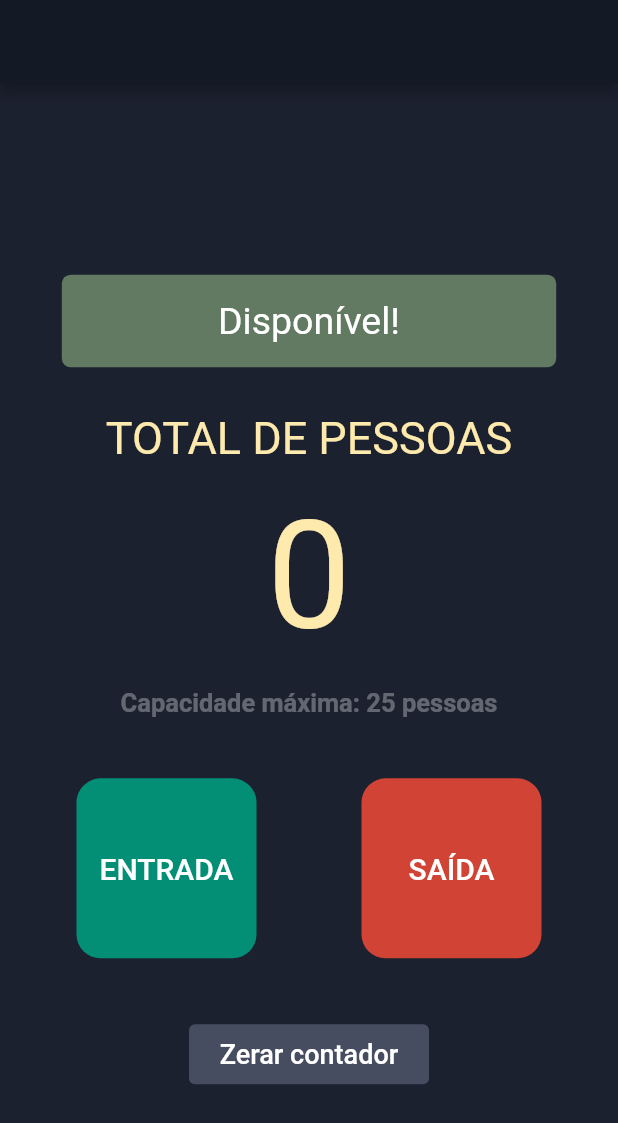
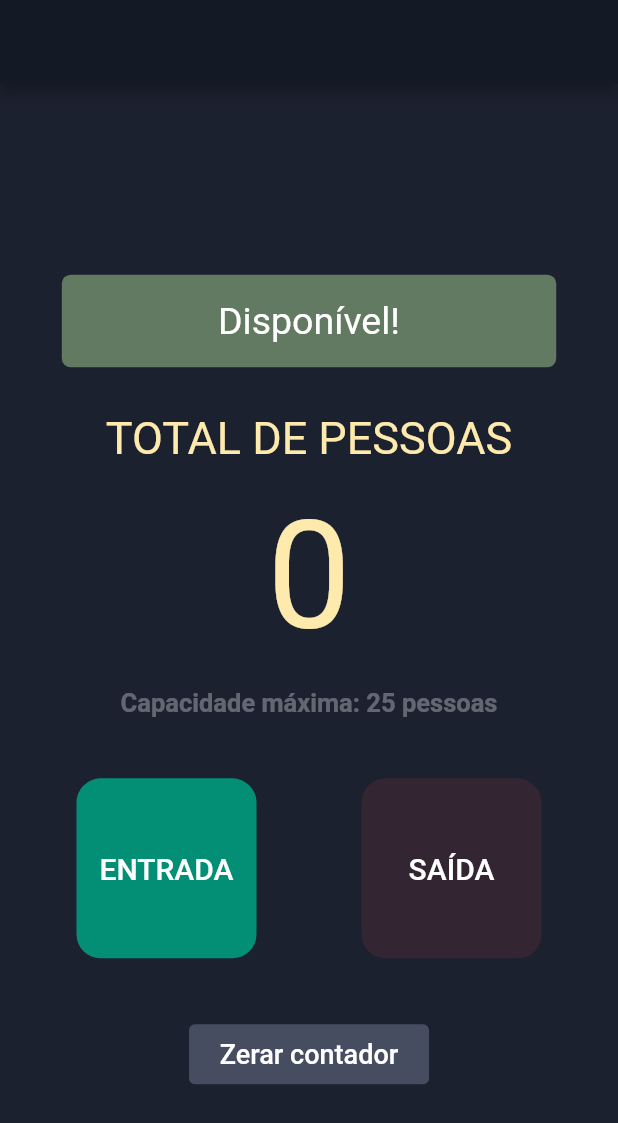
Before and after one commit to milemoliveira/contador, a Flutter app: the screen it shows after launch, on a phone screen of 412 x 824 dp. Shown: the top 1123 px of the screen. Run offline on Flutter 3.47's test engine with Material 2 defaults, Android fonts, the phone set to English and light mode, and no system bars.

Commit message:
Atualização do botão ao atingir o máximo e mínimo

```diff
--- a/lib/main.dart
+++ b/lib/main.dart
@@ -1,4 +1,3 @@
-import 'package:flutter/cupertino.dart';
 import 'package:flutter/material.dart';
 
 void main() {
@@ -53,8 +52,7 @@ class _HomePageState extends State<HomePage> {
   Widget build(BuildContext context) {
     return Scaffold(
       appBar: AppBar(
-        title: null,
-        backgroundColor: const Color(0XFF141926),),
+        title: null, backgroundColor: const Color(0XFF141926),),
       backgroundColor: const Color(0XFF1C2130),
       body: Column(
         mainAxisAlignment: MainAxisAlignment.center,
@@ -111,7 +109,7 @@ class _HomePageState extends State<HomePage> {
               children: [
                 TextButton(
                   style: TextButton.styleFrom(
-                    backgroundColor: const Color(0XFF028F76),
+                    backgroundColor: isFull ? const Color(0X20028F76)  : const Color(0XFF028F76),
                     fixedSize: const Size(120, 120),
                     primary: const Color(0XFFFFFFFF),
                     shape: RoundedRectangleBorder(
@@ -125,7 +123,7 @@ class _HomePageState extends State<HomePage> {
                 const SizedBox(width: 70,),
                 TextButton(
                   style: TextButton.styleFrom(
-                    backgroundColor: const Color(0XFFD14334),
+                    backgroundColor:  isEmpty ? const Color(0X20D14334) : const Color(0XFFD14334),
                     fixedSize: const Size(120, 120),
                     primary: const Color(0XFFb3a394),
                     shape: RoundedRectangleBorder(
```
Also changed, not shown: 2 other files.
